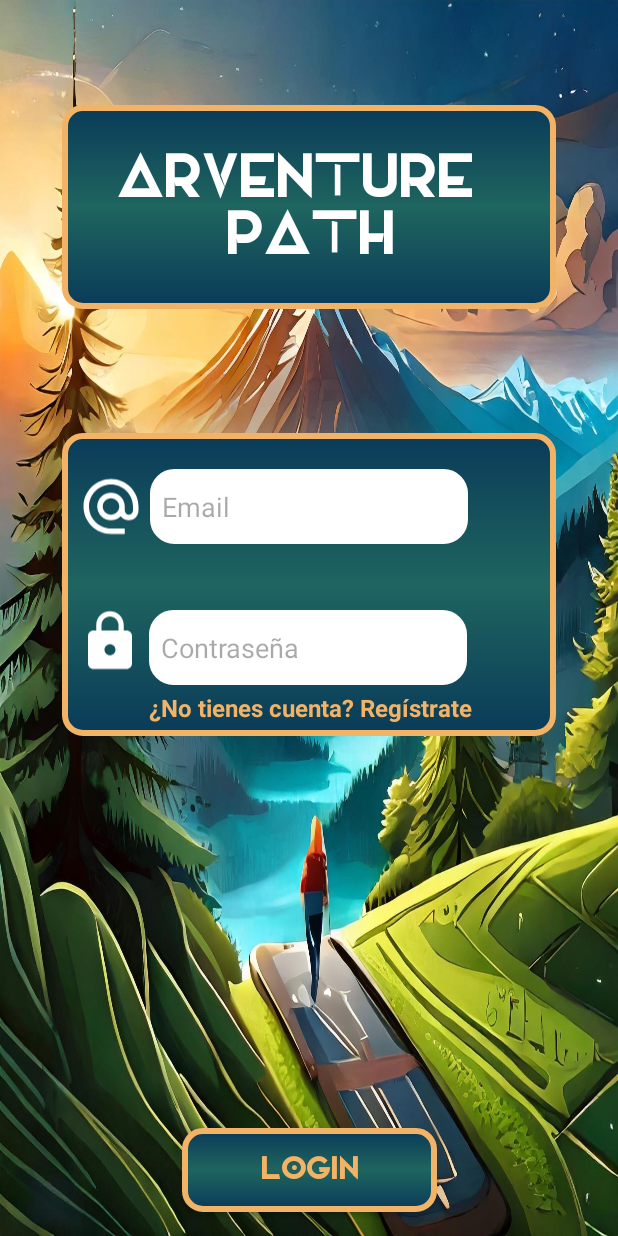
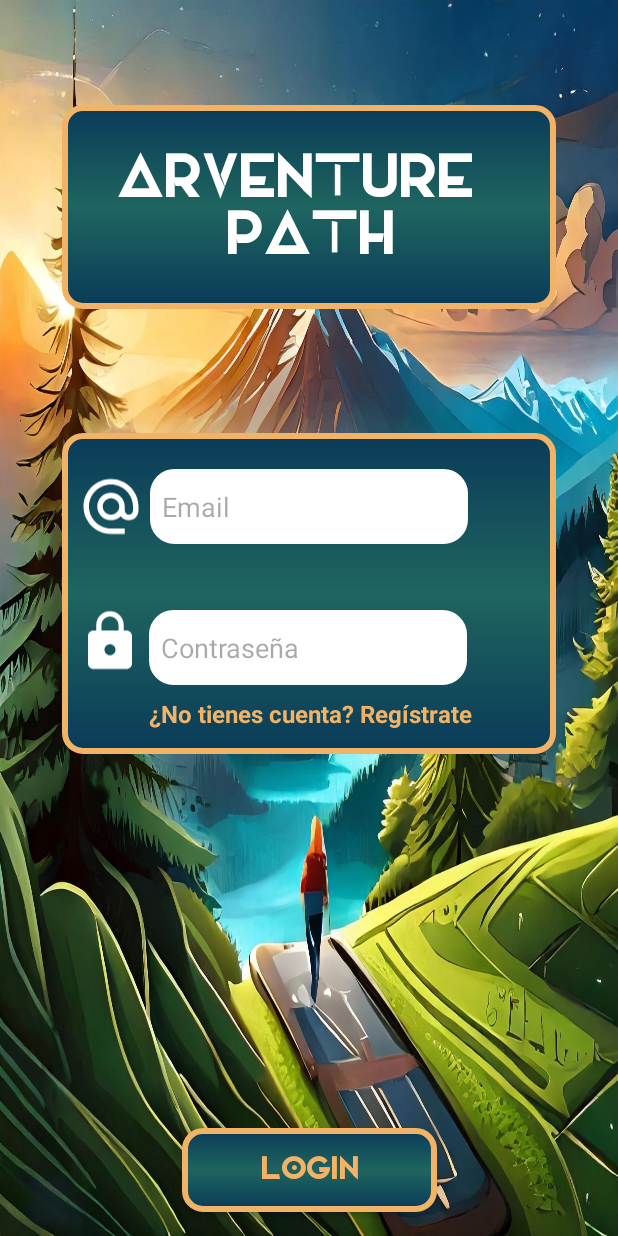
Before and after one commit to QuiqueGC/ARventurePathAndroid, an Android app: the screen it shows after launch (MainActivity), on a phone screen of 412 x 824 dp. Run offline under Robolectric (Android 15) with nearby library versions, the phone set to English and light mode, and no system bars.

Commit message:
pequeños cambios en login

```diff
--- a/app/src/main/res/layout/fragment_login.xml
+++ b/app/src/main/res/layout/fragment_login.xml
@@ -158,8 +158,8 @@
         android:layout_width="wrap_content"
         android:layout_height="wrap_content"
         android:text="@string/registerText"
-        android:paddingBottom="@dimen/smallMargin"
-        android:layout_marginTop="@dimen/minMargin"
+        android:paddingBottom="@dimen/commonMargin"
+        android:layout_marginTop="@dimen/smallMargin"
         android:textColor="#F2B366"
         android:textStyle="bold"
         android:textSize="@dimen/skipTutoTextSize"
```
